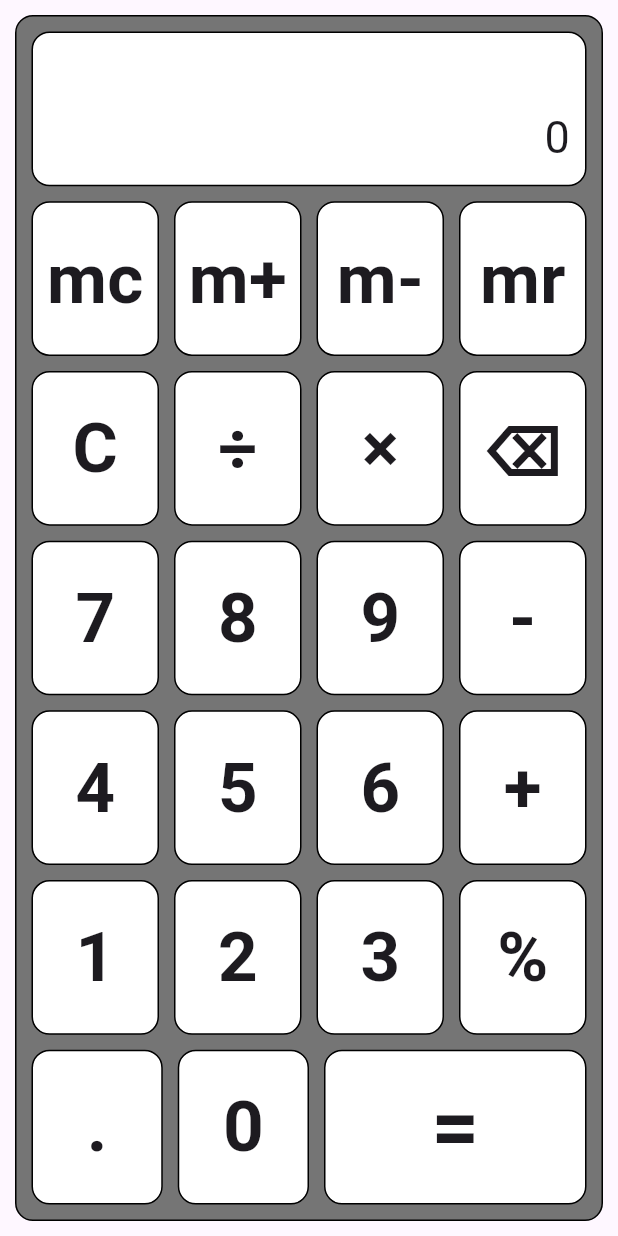
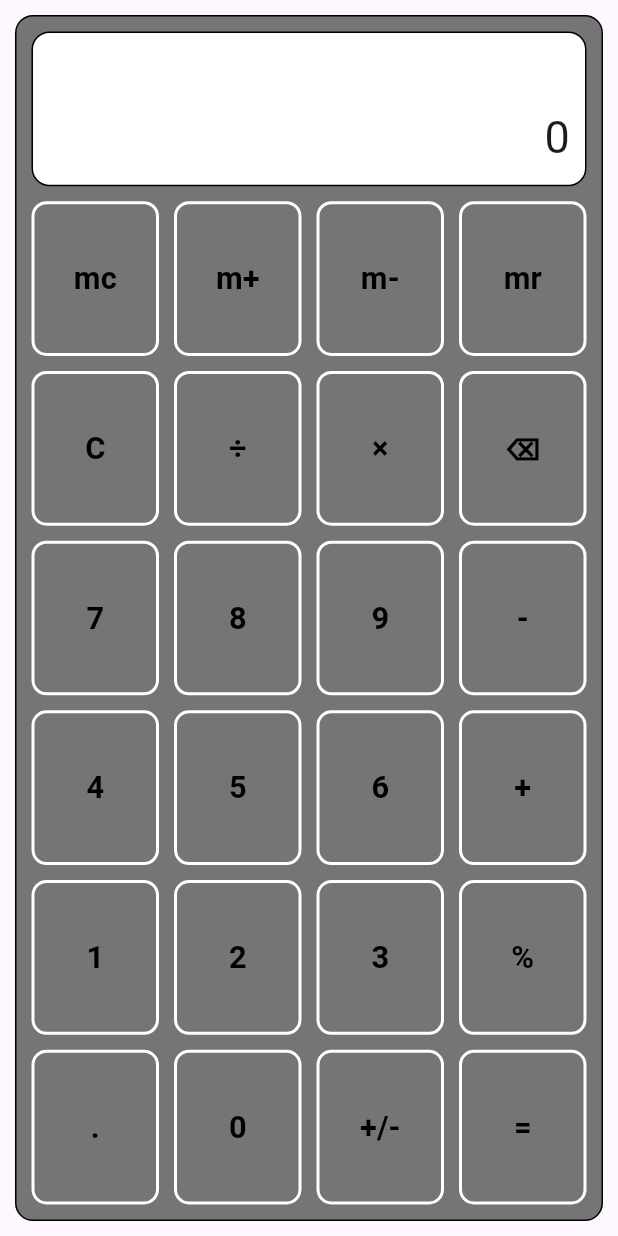
Before and after one commit to PriyanthaFdo/calculator, a Flutter app: the screen it shows after launch, on a phone screen of 412 x 824 dp. Run offline on Flutter 3.47's test engine with Material 3 defaults, Android fonts, the phone set to English and light mode, and no system bars.

Commit message:
issue fixes

```diff
--- a/lib/views/calculator_btn.dart
+++ b/lib/views/calculator_btn.dart
@@ -1,4 +1,3 @@
-import 'package:calculator/core/constants/kjp_styles.dart';
 import 'package:flutter/material.dart';
 
 class CalculatorBtn extends StatelessWidget {
@@ -14,26 +13,28 @@ class CalculatorBtn extends StatelessWidget {
     this.height = double.infinity,
     this.width = double.infinity,
     this.color = Colors.white,
-  }) ;
+  });
 
   @override
   Widget build(BuildContext context) {
-    return GestureDetector(
-      onTap: onTap,
-      child: Container(
-        width: double.infinity,
-        height: double.infinity,
-        alignment: Alignment.center,
-        decoration: BoxDecoration(
-          color: color,
-          borderRadius: KjpStyles.borderRadius,
-          border: Border.all(),
+    return SizedBox(
+      height: height,
+      width: width,
+      child: OutlinedButton(
+        onPressed: onTap,
+        style: OutlinedButton.styleFrom(
+          shape: RoundedRectangleBorder(borderRadius: BorderRadius.circular(10)),
+          side: BorderSide(
+            color: color,
+            width: 2,
+          ),
         ),
         child: LayoutBuilder(builder: (context, constraints) {
           final size = constraints.biggest.shortestSide / 1.8;
           return Text(
             child,
             style: TextStyle(
+              color: Colors.black,
               fontSize: size,
               height: kTextHeightNone,
               fontWeight: FontWeight.bold,
@@ -43,4 +44,32 @@ class CalculatorBtn extends StatelessWidget {
       ),
     );
   }
+
+//   @override
+//   Widget build(BuildContext context) {
+//     return GestureDetector(
+//       onTap: onTap,
+//       child: Container(
+//         width: double.infinity,
+//         height: double.infinity,
+//         alignment: Alignment.center,
+//         decoration: BoxDecoration(
+//           color: color,
+//           borderRadius: KjpStyles.borderRadius,
+//           border: Border.all(),
+//         ),
+//         child: LayoutBuilder(builder: (context, constraints) {
+//           final size = constraints.biggest.shortestSide / 1.8;
+//           return Text(
+//             child,
+//             style: TextStyle(
+//               fontSize: size,
+//               height: kTextHeightNone,
+//               fontWeight: FontWeight.bold,
+//             ),
+//           );
+//         }),
+//       ),
+//     );
+//   }
 }
--- a/lib/views/mainview.dart
+++ b/lib/views/mainview.dart
@@ -1,4 +1,5 @@
 import 'package:calculator/core/constants/kjp_styles.dart';
+import 'package:calculator/core/pop_ups/error_view.dart';
 import 'package:calculator/views/calculator_btn.dart';
 import 'package:flutter/material.dart';
 
@@ -27,7 +28,7 @@ class _MainviewState extends State<Mainview> {
     '+',
     '-',
     '/',
-    '*',
+    'x',
   ];
 
   static const _functions = [
@@ -35,15 +36,18 @@ class _MainviewState extends State<Mainview> {
     '←',
     'C',
     '%',
+    '+-',
   ];
 
   String _displayValue = '0';
   String _previousKey = '';
+  String _operationDisplay = "";
   double _storedValue = 0;
   String? _storedOperation;
-  bool _resetUI = false;
+  bool _resetDisplay = false;
 
   void _keyPress(String key) {
+    try {
       if (_numbers.contains(key)) {
         _numberPress(key);
       } else if (_operations.contains(key)) {
@@ -51,22 +55,33 @@ class _MainviewState extends State<Mainview> {
       } else if (_functions.contains(key)) {
         _functionPress(key);
       } else if (key == '.') {
-      // Decimal point
+        if (_resetDisplay) {
+          _displayValue = '0.';
+        }
         if (!_displayValue.contains('.')) {
           _displayValue += key;
         }
+        _resetDisplay = false;
       }
 
       _previousKey = key;
 
       // update UI
       setState(() {});
+    } catch (e, s) {
+      debugPrint('$e');
+      debugPrintStack(stackTrace: s);
+      showError(context, e.toString());
+    }
   }
 
   void _numberPress(String key) {
-    if (_displayValue == '0' || _resetUI) {
+    if (_displayValue == '0' || _resetDisplay) {
       _displayValue = key;
-      _resetUI = false;
+      _resetDisplay = false;
+      if (_previousKey == '=') {
+        _operationDisplay = "";
+      }
     } else {
       _displayValue += key;
     }
@@ -78,6 +93,15 @@ class _MainviewState extends State<Mainview> {
     } else if (_operations.contains(_previousKey)) {
       _storedOperation = key;
     } else {
+      _operationCalculation(key);
+    }
+    _storedValue = double.parse(_displayValue);
+    _storedOperation = key;
+    _operationDisplay = key;
+    _resetDisplay = true;
+  }
+
+  void _operationCalculation(String key) {
     switch (_storedOperation) {
       case '+':
         _displayValue = "${_storedValue + double.parse(_displayValue)}";
@@ -92,23 +116,36 @@ class _MainviewState extends State<Mainview> {
         }
         _displayValue = "${_storedValue / double.parse(_displayValue)}";
         break;
-        case '*':
+      case 'x':
         _displayValue = "${_storedValue * double.parse(_displayValue)}";
         break;
 
       default:
     }
   }
-    _storedValue = double.parse(_displayValue);
-    _storedOperation = key;
-    _resetUI = true;
-  }
 
   void _functionPress(String key) {
     if (key == 'C') {
       _displayValue = '0';
+      _storedValue = 0;
+      _storedOperation = "";
+      _operationDisplay="";
     } else if (key == '←') {
       _displayValue = _displayValue.characters.skipLast(1).string;
+    } else if (key == '=') {
+      if (_previousKey == '=') {
+        return;
+      }
+      _operationCalculation(key);
+      _storedOperation = null;
+      _resetDisplay = true;
+      _operationDisplay = "=";
+    } else if (key == "+-") {
+      if (_displayValue.contains("-")) {
+        _displayValue = _displayValue.replaceAll("-", "");
+      } else {
+        _displayValue = "-$_displayValue";
+      }
     }
   }
 
@@ -117,7 +154,7 @@ class _MainviewState extends State<Mainview> {
     _storedOperation = null;
     _previousKey = '';
     _storedValue = 0;
-    _resetUI = true;
+    _resetDisplay = true;
   }
 
   @override
@@ -141,15 +178,25 @@ class _MainviewState extends State<Mainview> {
                 child: Container(
                   width: double.infinity,
                   padding: KjpStyles.genericSpacing,
-                  alignment: Alignment.bottomRight,
                   decoration: BoxDecoration(
                     color: Colors.white,
                     border: Border.all(),
                     borderRadius: KjpStyles.borderRadius,
                   ),
-                  child: Text(
+                  child: Column(
+                    mainAxisAlignment: MainAxisAlignment.spaceBetween,
+                    mainAxisSize: MainAxisSize.max,
+                    crossAxisAlignment: CrossAxisAlignment.end,
+                    children: [
+                      Text(
+                        _operationDisplay,
+                        style: TextStyle(fontSize: 18, height: 0),
+                      ),
+                      Text(
                         _displayValue,
                         style: TextStyle(fontSize: 30),
+                      ),
+                    ],
                   ),
                 ),
               ),
@@ -208,7 +255,7 @@ class _MainviewState extends State<Mainview> {
                     Expanded(
                       child: CalculatorBtn(
                         child: "×",
-                        onTap: () => _keyPress('*'),
+                        onTap: () => _keyPress('x'),
                       ),
                     ),
                     SizedBox(width: 10),
@@ -344,7 +391,13 @@ class _MainviewState extends State<Mainview> {
                     ),
                     SizedBox(width: 10),
                     Expanded(
-                      flex: 2,
+                      child: CalculatorBtn(
+                        child: "+/-",
+                        onTap: () => _keyPress('+-'),
+                      ),
+                    ),
+                    SizedBox(width: 10),
+                    Expanded(
                       child: CalculatorBtn(
                         child: "=",
                         onTap: () => _keyPress('='),
```
Also changed, not shown: lib/core/pop_ups/error_view.dart (added, +16 -0 lines). Lines whose indentation alone changed are shown as unchanged.
